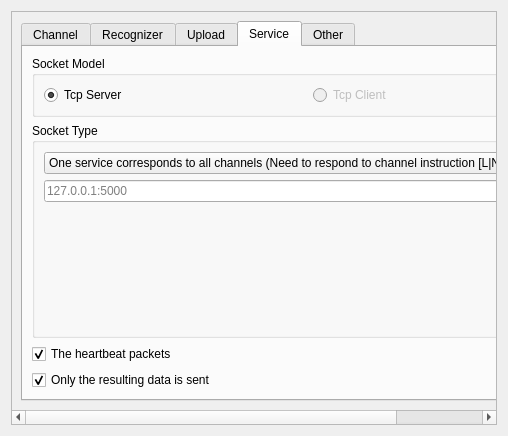
Above: Main/Setting/system_setting_form.ui from 519984307/Container_Multiple_Channels_20200522 before the change. Below: the same form after it.
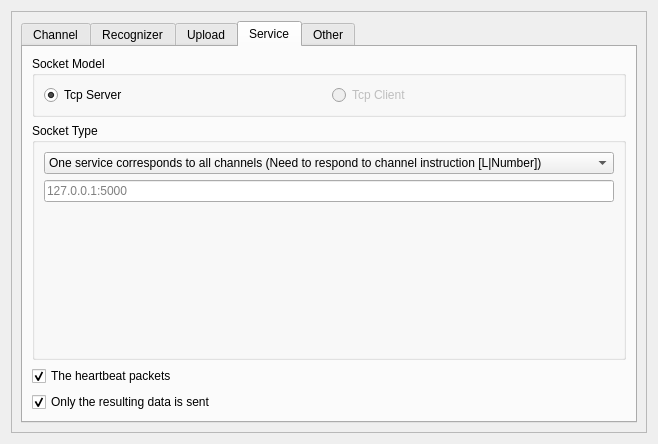
That is the form after the change. The open tabs and pages were chosen to show the change.

The edit to the form file:
```diff
--- a/Main/Setting/system_setting_form.ui
+++ b/Main/Setting/system_setting_form.ui
@@ -6,8 +6,8 @@
    <rect>
     <x>0</x>
     <y>0</y>
-    <width>508</width>
-    <height>436</height>
+    <width>658</width>
+    <height>444</height>
    </rect>
   </property>
   <property name="windowTitle">
@@ -24,8 +24,8 @@
        <rect>
         <x>0</x>
         <y>0</y>
-        <width>492</width>
-        <height>420</height>
+        <width>642</width>
+        <height>428</height>
        </rect>
       </property>
       <layout class="QGridLayout" name="gridLayout">
```
Left out of the diff: 2 changed lines with no effect on the pictures.
